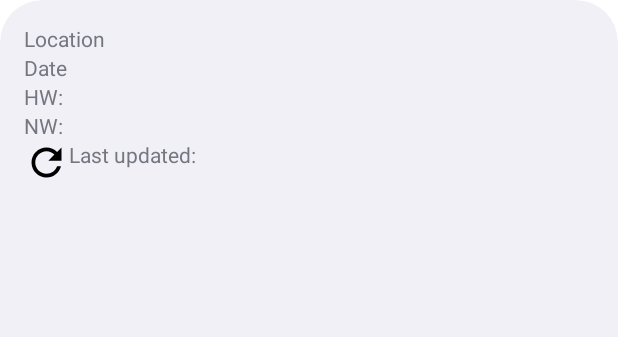
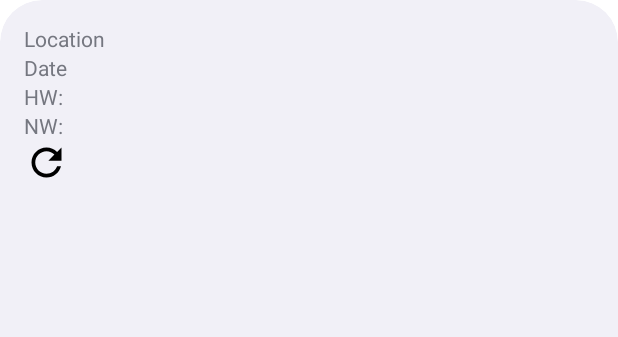
Before and after one commit to davidaugustat/WattpaddlerWidget, an Android app: the layout main_widget.xml on its own in the app's theme, with its tools: preview values and no code run, on a phone screen of 412 x 824 dp. Shown: the top 337 px of the screen. Run offline under Robolectric (Android 15) with nearby library versions, the phone set to English and light mode, and no system bars; network calls fail.

Commit message:
Fix bug for refresh button; option to hide last updated text
When pressing the refresh button the wrong widget was updated when there
 were multiple widget instances. This was due to the way how Android's
 PendingIntent works: It replaces the stored Intent with the newest one
 as long as the requestCode is the same. Thus, all widgets shared the
 same Intent which updtes only one fixed widget instance.

```diff
--- a/app/src/main/java/de/davidaugustat/wattpaddlerwidget/Constants.java
+++ b/app/src/main/java/de/davidaugustat/wattpaddlerwidget/Constants.java
@@ -7,4 +7,5 @@ public class Constants {
     public static final String WIDGET_REFRESH_BUTTON_ACTION = "WIDGET_REFRESH_BUTTON_ACTION";
     public static final String APP_WIDGET_ID_EXTRA = "APP_WIDGET_ID_EXTRA";
     public static final int INVALID_APP_WIDGET_ID = -1;
+    public static final boolean SHOW_LAST_UPDATED = true;
 }
--- a/app/src/main/res/layout/main_widget.xml
+++ b/app/src/main/res/layout/main_widget.xml
@@ -39,13 +39,13 @@
         android:layout_below="@+id/textViewLowTide"
         android:src="@drawable/ic_refresh" />
 
+<!--    The last updated text view is only displayed in debug mode. -->
     <TextView
         android:id="@+id/textViewLastUpdated"
+        android:visibility="gone"
         android:layout_width="wrap_content"
         android:layout_height="wrap_content"
-        android:layout_toEndOf="@id/buttonUpdate"
-        android:layout_below="@+id/textViewLowTide"
+        android:layout_below="@+id/buttonUpdate"
         android:text="Last updated: " />
 
-
 </RelativeLayout>
```
Also changed, not shown: app/src/main/java/de/davidaugustat/wattpaddlerwidget/MainWidget.java (+11 -9 lines).
